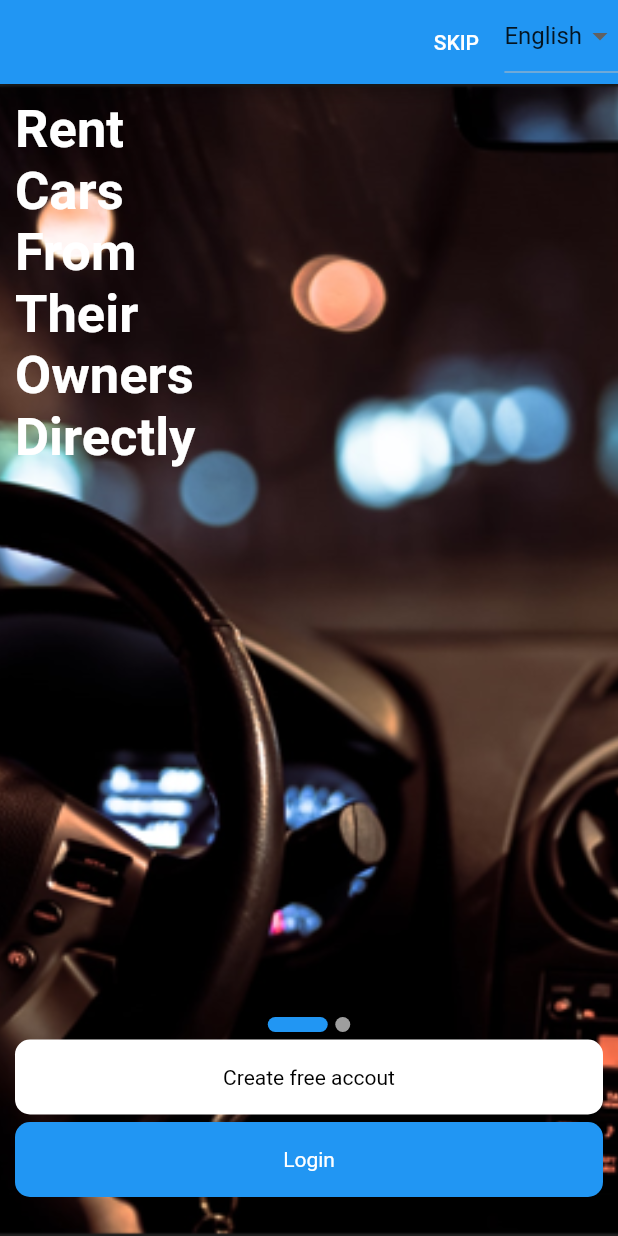
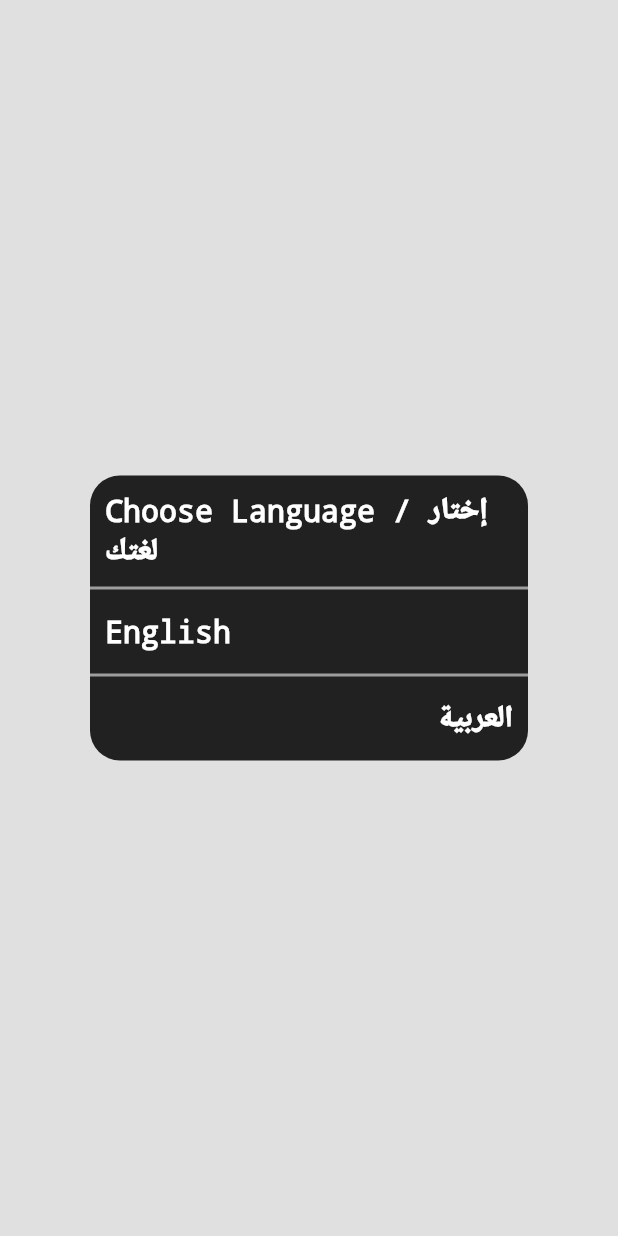
Before and after one commit to Salah-Eltenehy/Tawsila, a Flutter app: the screen it shows after launch, on a phone screen of 412 x 824 dp. Run offline on Flutter 3.47's test engine with Material 2 defaults, Android fonts, the phone set to English and light mode, and no system bars; drawn by our look-alikes of smooth_page_indicator; our stand-ins replace bloc, dio, email_validator, flutter_bloc, get, location and 2 more; missing offline and left inert: open_street_map_search_and_pick.

Commit message:
Ad choose language screen and fix bugs
there is small thing want to be fixed.
when click on the whole row not just the word.

```diff
--- a/Frontend/tawsila/lib/layout/CurrentScreen.dart
+++ b/Frontend/tawsila/lib/layout/CurrentScreen.dart
@@ -58,7 +58,7 @@ class CurrentScreen extends StatelessWidget {
                       onPressed: () {
                         navigateTo(
                         context: context,
-                        screen: OnBoardingScreen());
+                        screen: OnBoardingScreen(language: "English"));
                       }),
               ),
                   ),
--- a/Frontend/tawsila/lib/main.dart
+++ b/Frontend/tawsila/lib/main.dart
@@ -14,6 +14,7 @@ import 'package:tawsila/shared/network/local/Cachhelper.dart';
 import 'package:tawsila/shared/network/remote/DioHelper.dart';
 
 import 'layout/CurrentScreen.dart';
+import 'modules/Language/ChooseLanguage.dart';
 
 void main() async {
 
@@ -60,10 +61,21 @@ class _MyHomePageState extends State<MyHomePage> {
   }
   @override
   Widget build(BuildContext context) {
-    return Container(
-      color: Colors.black,
-      child: Image( height: 90,width: 90,
-          image: AssetImage('assets/images/splash.png')),
+    return Center(
+      child: Container(
+        color: Colors.black,
+        child: const Center(
+          child: Text(
+            "TAWSILA",
+            style: TextStyle(
+              color: Colors.white,
+              fontWeight: FontWeight.bold,
+              fontSize: 50,
+              decoration: TextDecoration.none
+            ),
+          ),
+        ),
+      ),
     );
   }
 }
@@ -75,7 +87,7 @@ class SecondScreen extends StatelessWidget {
       theme: ThemeData(
         primarySwatch: Colors.blue,
       ),
-      home: OnBoardingScreen(),
+      home: ChooseLanguage(),
       debugShowCheckedModeBanner: false,
     );
   }
--- /dev/null
+++ b/Frontend/tawsila/lib/modules/Language/ChooseLanguage.dart
@@ -0,0 +1,110 @@
+
+import 'package:flutter/material.dart';
+import 'package:tawsila/modules/on-boarding/OnBoardingScreen.dart';
+import 'package:tawsila/shared/components/Components.dart';
+
+class ChooseLanguage extends StatefulWidget {
+  @override
+  State<ChooseLanguage> createState() => _ChooseLanguageState();
+}
+
+class _ChooseLanguageState extends State<ChooseLanguage> {
+  String language = "English";
+  @override
+  Widget build(BuildContext context) {
+    return Container(
+      color: Colors.grey[300],
+      child: Column(
+        crossAxisAlignment: CrossAxisAlignment.center,
+        mainAxisAlignment: MainAxisAlignment.center,
+        children: [
+          Padding(
+            padding: const EdgeInsets.only(left: 60, right: 60),
+            child: Container(
+              decoration: BoxDecoration(
+                color: Colors.grey[900],
+                borderRadius: BorderRadius.circular(20)
+              ),
+              child: Column(
+                crossAxisAlignment: CrossAxisAlignment.start,
+                children: [
+                  const Padding(
+                    padding: EdgeInsets.all(10),
+                    child: Center(
+                      child: Text(
+                          "Choose Language / إختار لغتك",
+                        style: TextStyle(
+                          fontSize: 20,
+                          color: Colors.white,
+                          decoration: TextDecoration.none,
+                        ),
+                      ),
+                    ),
+                  ),
+                  Container(
+                    height: 2,
+                    width: double.infinity,
+                    color: Colors.grey,
+                  ),
+                  GestureDetector(
+                    onTap: () {
+                      navigateAndFinish(context: context, screen: const OnBoardingScreen(language: "English"));
+                    },
+                    child:Container(
+                      width: double.infinity,
+                      child: Row(
+                        children: const [
+                          Padding(
+                            padding: EdgeInsets.all(10),
+                            child: Text(
+                              "English",
+                              style: TextStyle(
+                                  fontSize: 20,
+                                  color: Colors.white,
+                                  decoration: TextDecoration.none,
+                              ),
+                            ),
+                          ),
+                          Spacer(),
+                          Text(""),
+                        ],
+                      ),
+                    ),
+                  ),
+                  Container(
+                    height: 2,
+                    width: double.infinity,
+                    color: Colors.grey,
+                  ),
+                  GestureDetector(
+                    onTap: () {
+                      navigateAndFinish(context: context, screen: const OnBoardingScreen(language: "العربية"));
+                    },
+                    child: Row(
+                      children: const [
+                        Text(""),
+                        Spacer(),
+                        Padding(
+                          padding: EdgeInsets.all(10),
+                          child: Text(
+                            "العربية",
+                            style: TextStyle(
+                                fontSize: 20,
+                                color: Colors.white,
+                                decoration: TextDecoration.none,
+                            ),
+                          ),
+                        ),
+                      ],
+                    ),
+                  ),
+                ],
+              ),
+            ),
+          ),
+        ],
+      ),
+
+    );
+  }
+}
--- a/Frontend/tawsila/lib/modules/on-boarding/OnBoardingScreen.dart
+++ b/Frontend/tawsila/lib/modules/on-boarding/OnBoardingScreen.dart
@@ -28,24 +28,22 @@ class BoardingModel {
 }
 
 class OnBoardingScreen extends StatefulWidget {
+  final language;
+
+  const OnBoardingScreen({super.key, required this.language});
   @override
-  _OnBoardingScreenState createState() => _OnBoardingScreenState();
+  _OnBoardingScreenState createState() => _OnBoardingScreenState(language);
 }
 
 class _OnBoardingScreenState extends State<OnBoardingScreen> {
+  _OnBoardingScreenState(this.language);
+
   @override
   void initState() {
     // TODO: implement initState
     super.initState();
   }
   var boardController = PageController();
-
-
-
-  List<DropdownMenuItem> items = [
-    DropdownMenuItem(child: Text("English"), value: 'English',),
-    DropdownMenuItem(child: Text("العربية"), value: 'العربية',),
-  ];
   List<BoardingModel> boarding = [
     BoardingModel(
         title1: "Rent",
@@ -55,7 +53,6 @@ class _OnBoardingScreenState extends State<OnBoardingScreen> {
         title5: "Owners",
         title6: "Directly",
         image: "assets/images/1.png"
-      // image: "https://media.istockphoto.com/id/1150425295/photo/3d-illustration-of-generic-hatchback-car-perspective-view.jpg?s=612x612&w=0&k=20&c=vws8oDFjcfGpqNAybWPxsA9XROdcBh2MXW2PGEDgk-8="
     ),
     BoardingModel(
         title1: "Make",
@@ -65,32 +62,12 @@ class _OnBoardingScreenState extends State<OnBoardingScreen> {
         title5: "Spare",
         title6: "Cars",
         image: "assets/images/2.png"
-      // image: "https://encrypted-tbn0.gstatic.com/images?q=tbn:ANd9GcS6saz6OGyTvH5ZhHHYdi--qphBUDgqND-pGvjTxv84fA&s"
     ),
   ];
-  String dropDownValue = "English";
+  final String language;
   @override
   Widget build(BuildContext context) {
     return Scaffold(
-      appBar: AppBar(
-
-        actions: [
-          TextButton(
-              onPressed: () {
-                print("SKIP");
-                navigateTo(context: context, screen: SignInScreen(language: dropDownValue));
-              },
-              child: Text("SKIP", style: TextStyle(color: Colors.white),)),
-          DropdownButton(
-              items: items,
-              value: dropDownValue,
-              onChanged: (value) {
-                setState(() {
-                  value =="العربية"? dropDownValue = 'العربية': dropDownValue = 'English';
-                });
-              }),
-        ],
-      ),
       body: Container(
         color: Colors.black,
         child: PageView.builder(
@@ -199,7 +176,7 @@ class _OnBoardingScreenState extends State<OnBoardingScreen> {
                       title: "Create free accout",
                       titleColor: Colors.black,
                       function: () {
-                        navigateTo(context: context, screen: SignUpScreen(language: dropDownValue));
+                        navigateTo(context: context, screen: SignUpScreen(language: language));
                       }),
                   SizedBox(height: 5,),
                   buildButton(
@@ -207,7 +184,7 @@ class _OnBoardingScreenState extends State<OnBoardingScreen> {
                       title: "Login",
                       titleColor: Colors.white,
                       function: () {
-                        navigateAndFinish(context: context, screen: SignInScreen(language: dropDownValue));
+                        navigateAndFinish(context: context, screen: SignInScreen(language: language));
                       })
                 ],
               ),
```
